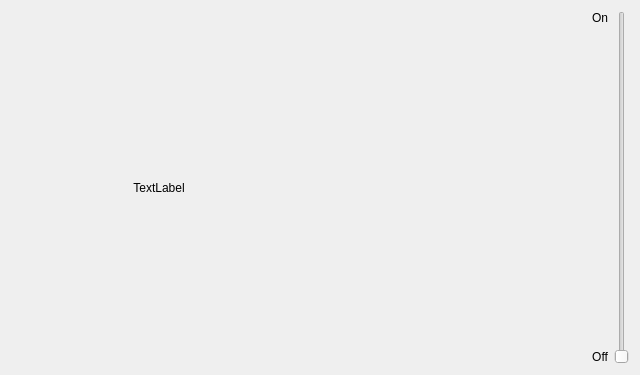
Before: the Qt Designer form epyq/widgets/toggle.ui in epcpower/st, drawn with Qt 5.
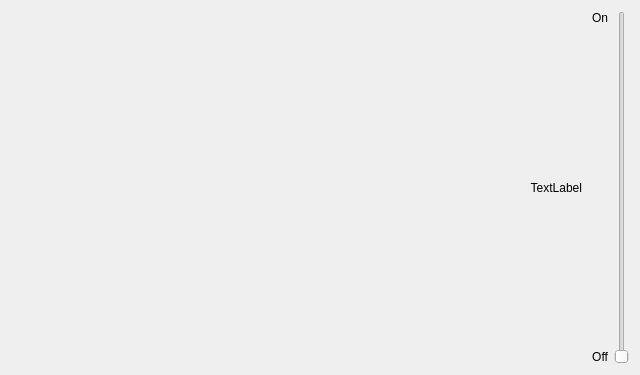
After: the same form once the commit is applied.

Commit message:
Tidy up widget label alignment and preferred widths
Before: {F171}
After: {F173}

Ref T183

```diff
--- a/epyq/widgets/toggle.ui
+++ b/epyq/widgets/toggle.ui
@@ -15,14 +15,14 @@
   </property>
   <layout class="QHBoxLayout" name="horizontalLayout_2">
    <item>
-    <layout class="QHBoxLayout" name="horizontalLayout" stretch="0,0,0">
+    <layout class="QHBoxLayout" name="horizontalLayout" stretch="1,0,0">
      <item>
       <widget class="QLabel" name="label">
        <property name="text">
         <string>TextLabel</string>
        </property>
        <property name="alignment">
-        <set>Qt::AlignCenter</set>
+        <set>Qt::AlignRight|Qt::AlignTrailing|Qt::AlignVCenter</set>
        </property>
       </widget>
      </item>
```
The commit also changes 6 other files.
